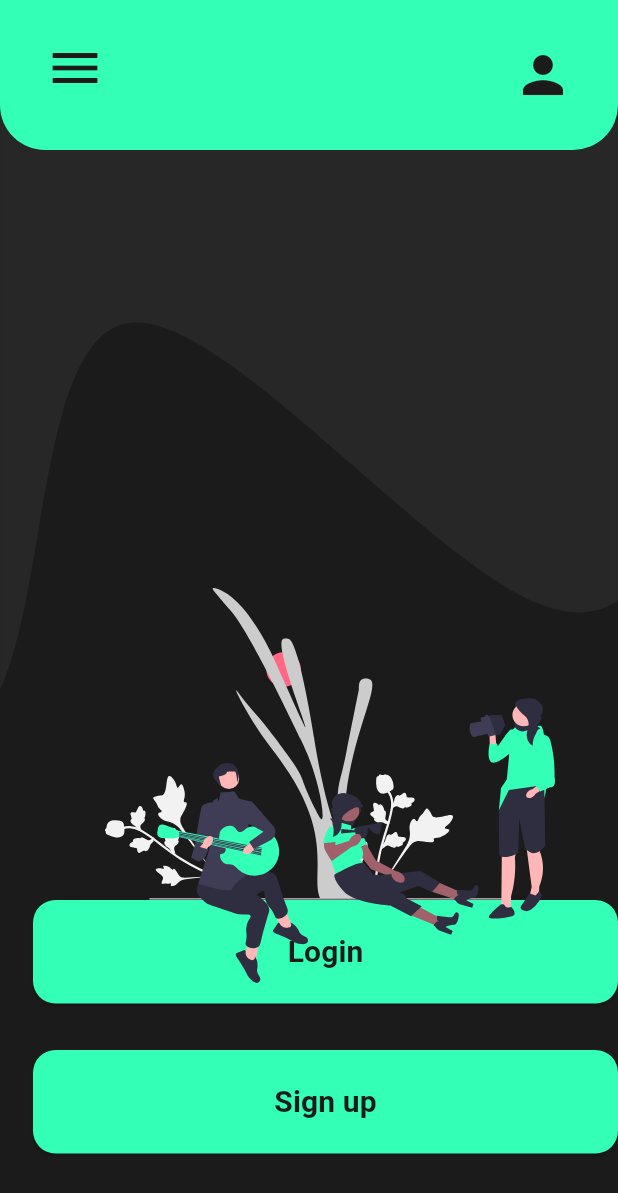
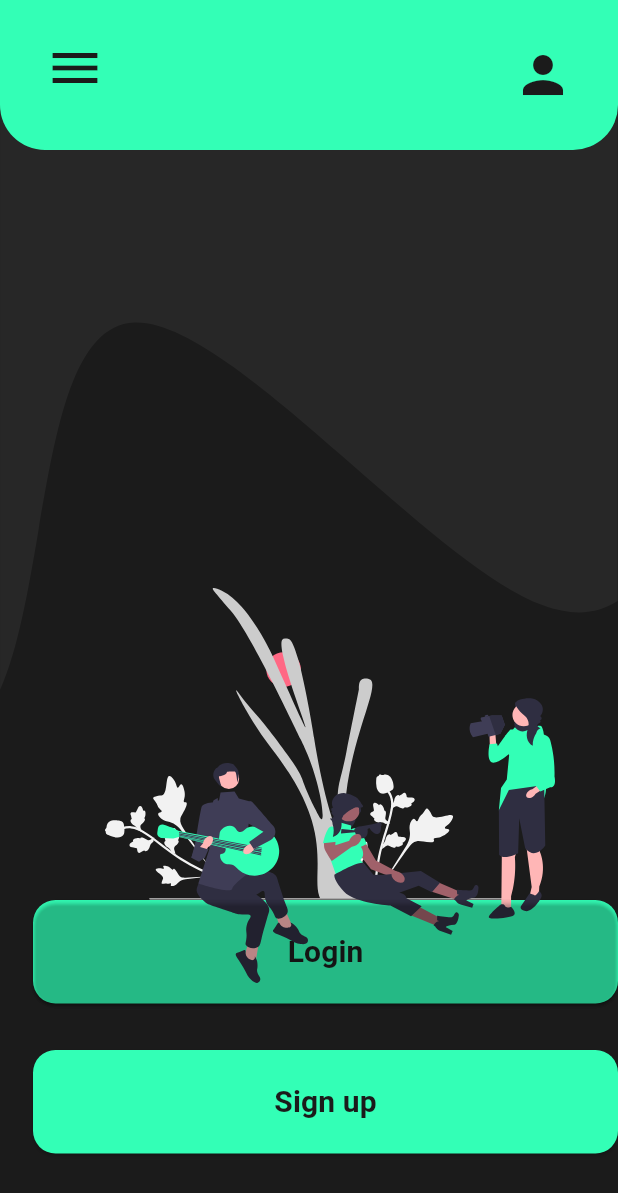
Before and after one commit to MYounesEG/Order-Go, a Flutter app: the screen it shows after launch, on a phone screen of 412 x 824 dp. Shown: the top 1193 px of the screen. Run offline on Flutter 3.47's test engine with Material 3 defaults, Android fonts, the phone set to English and light mode, and no system bars; our stand-ins replace flutter_svg, google_nav_bar; Roboto replaces fonts that are missing (Poppins).

Commit message:
update login button

```diff
--- a/order_go/lib/pages/start.dart
+++ b/order_go/lib/pages/start.dart
@@ -130,6 +130,37 @@
                   padding: const EdgeInsets.only(top: 392.0,left: 70),
                   child: SvgPicture.asset('assets/pictres/undraw_off_road_re_leme.svg',width: 300,),
                 ),
+
+              //
+                //login button
+                Padding(
+                   padding: const EdgeInsets.only(top: 600.0,left: 22),
+                   child: ElevatedButton(
+                      onPressed: () {
+                        Navigator.push(context, MaterialPageRoute(builder:(context) => LoginPage(),));
+                      },
+                      style: ElevatedButton.styleFrom(
+                        shape: RoundedRectangleBorder(
+                            borderRadius: BorderRadius.circular(15), // Köşeleri yuvarlatmak içi
+                          ),
+                        minimumSize: Size(400, 50),
+                        backgroundColor: Colors.transparent, // Doğru parametre backgroundColor olarak kullanılır
+                        padding: EdgeInsets.symmetric(horizontal: 50, vertical: 20),
+                        // Diğer özellikleri buraya ekleyebilirsiniz
+                      ),
+                      child: Text(
+                        '',
+                        style: TextStyle(
+                          fontSize: 20,
+                          fontFamily: "Poppins",
+                          fontWeight: FontWeight.bold,
+                          color : bg,
+                        ),
+                      ),
+                    ),
+                 ),
+              //
+
               ],
              ),
 
@@ -145,7 +176,6 @@
                       color: mainColor,
                       fontWeight: FontWeight.normal,
                       fontFamily: "Poppins"
-
                     ),
                     children: <TextSpan>[
                       TextSpan(
@@ -162,14 +192,8 @@
 
                 ),
              ),
-
-
         ],
       )
-
-
-
-
     );
   }
 }
```
